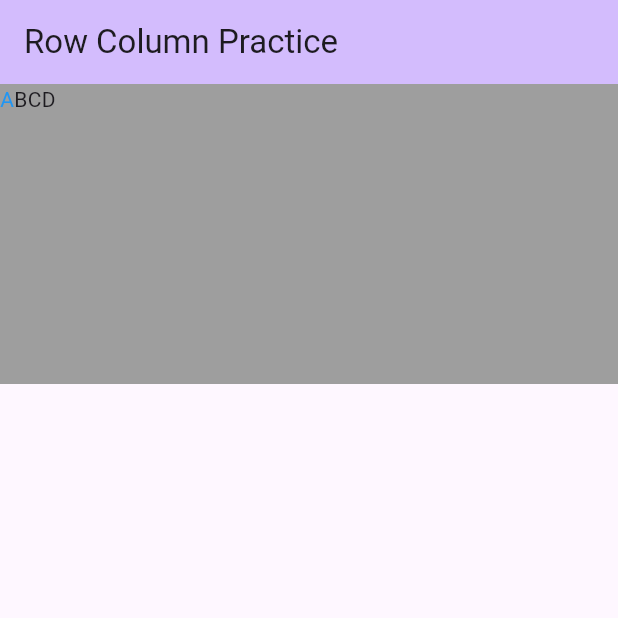
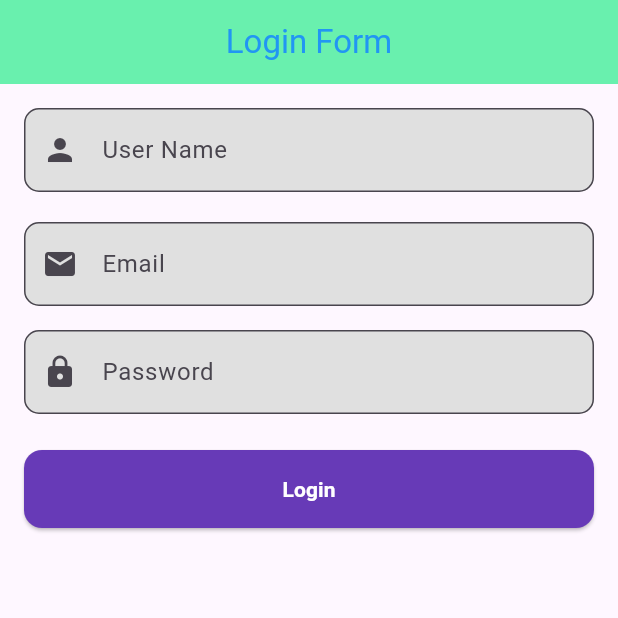
Before and after one commit to Babludhakad01/Flutter_widgets_learning, a Flutter app: the screen it shows after launch, on a phone screen of 412 x 824 dp, the top half of it. Run offline on Flutter 3.47's test engine with Material 3 defaults, Android fonts, the phone set to English and light mode, and no system bars.

Commit message:
TextField, TextFormField, Form

```diff
--- /dev/null
+++ b/lib/TextField, TextForm, Form/LoginPage.dart
@@ -0,0 +1,143 @@
+import 'package:flutter/material.dart';
+
+class LoginPage extends StatelessWidget {
+  //form ko identify & validate  krne ke liye
+  final _formKey = GlobalKey<FormState>();
+  final TextEditingController nameController = TextEditingController();
+  final TextEditingController emailController = TextEditingController();
+  final TextEditingController pwdController = TextEditingController();
+
+  LoginPage({super.key});
+
+  @override
+  Widget build(BuildContext context) {
+    return Scaffold(
+      appBar: AppBar(
+        title: const Text(
+          "Login Form",
+          style: TextStyle(fontSize: 22, color: Colors.blue),
+        ),
+        //AppBar ka title
+        centerTitle: true,
+        // title center
+        backgroundColor: Colors.greenAccent,
+      ),
+      body: Padding(
+        padding: const EdgeInsets.all(16),
+        child: Form(
+          key: _formKey, // form identify krne ke liye unique key
+          child: SingleChildScrollView(
+            child: Column(
+              crossAxisAlignment: CrossAxisAlignment.stretch,
+              children: [
+                // Name Field
+                // Text("Enter User Name :"),
+                TextFormField(
+                  controller: nameController,
+                  decoration: InputDecoration(
+                    border: OutlineInputBorder(
+                      borderRadius: BorderRadius.circular(10),
+                    ),
+                    labelText: "User Name",
+                    fillColor: Colors.grey[300],
+                    filled: true,
+                    hintText: "Enter your Full Name",
+                    prefixIcon: Icon(Icons.person),
+                  ),
+                  validator: (value) {
+                    if (value == null || value.isEmpty) {
+                      return "Please Enter your Name";
+                    }
+                    return null;
+                  },
+                ),
+
+                SizedBox(height: 20),
+
+                //Email Field
+                TextFormField(
+                  controller: emailController,
+                  keyboardType: TextInputType.emailAddress,
+                  decoration: InputDecoration(
+                    border: OutlineInputBorder(
+                      borderRadius: BorderRadius.circular(10),
+                    ),
+                    labelText: "Email",
+                    fillColor: Colors.grey[300],
+                    filled: true,
+                    hintText: "Enter your Email",
+                    prefixIcon: Icon(Icons.email),
+                  ),
+                  validator: (value) {
+                    if (value == null || value.isEmpty) {
+                      return "Please Enter your Email";
+                    } else if (!value.contains("@")) {
+                      return "email not valid !";
+                    }
+                    return null;
+                  },
+                ),
+                const SizedBox(height: 16),
+
+                //Password Field
+                TextFormField(
+                  controller: pwdController,
+                  obscureText: true,
+                  decoration: InputDecoration(
+                    border: OutlineInputBorder(
+                      borderSide: BorderSide(color: Colors.red, width: 2),
+                      borderRadius: BorderRadius.circular(10),
+                    ),
+
+                    labelText: "Password",
+
+                    fillColor: Colors.grey[300],
+                    filled: true,
+                    hintText: "Enter your Password",
+                    prefixIcon: Icon(Icons.lock),
+
+                  ), validator: (value){
+                    if(value==null || value.isEmpty){
+                      return "Enter password";
+                    } else if(value.length < 6){
+                      return "password length must be 6 character";
+                    }
+                    return null;
+                },
+
+                ),
+                const SizedBox(height: 24),
+
+                //Submit Button
+                ElevatedButton(
+                  style: ElevatedButton.styleFrom(
+                    backgroundColor: Colors.deepPurple,
+                    padding: const EdgeInsets.symmetric(vertical: 16),
+                     shape: RoundedRectangleBorder(
+                       borderRadius: BorderRadius.circular(12),
+                     )
+
+                  ),
+                  onPressed: (){
+                    // Form Validation Check
+                    if(_formKey.currentState!.validate()){
+                      // if validation right then run
+                      print("User Name ${nameController.text}");
+                      print("User Email ${emailController.text}");
+                      print("User password ${pwdController.text}");
+
+                      ScaffoldMessenger.of(context).showSnackBar(
+                        const SnackBar(content: Text("Login Successful !")),
+                      );
+
+                    }
+                  }, child: Text("Login", style: TextStyle(color: Colors.white, fontWeight: FontWeight.bold),),
+                )
+              ],
+            ),
+          ),
+        ),
+      ),
+    );
+  }
+}
--- a/lib/container_widgets/text.dart
+++ b/lib/container_widgets/text.dart
@@ -65,7 +65,7 @@ class _MyHomePageState extends State<TextPage> {
               padding: EdgeInsets.all(16),
               child: Text(
                 "This is a Simple Card - Bablu dhakad",
-                style: TextStyle(fontSize: 18, color: Colors.black),
+                style: TextStyle(fontSize: 18, color: Colors.black, fontWeight:FontWeight.w700),
               ),
             ),
           ),
--- a/lib/main.dart
+++ b/lib/main.dart
@@ -3,6 +3,9 @@ import 'package:flutter/material.dart';
 import './container_widgets/container.dart';
 import './container_widgets/text.dart';
 import './container_widgets/row_Columns.dart';
+import './TextField, TextForm, Form/textField.dart';
+import './TextField, TextForm, Form/textFormFiled.dart';
+import './TextField, TextForm, Form/LoginPage.dart';
 
 void main() {
   runApp(const MyApp());
@@ -21,8 +24,11 @@ class MyApp extends StatelessWidget {
       ),
       // home: const MyHomePage(title: 'Flutter Demo Home Page'),
       // home: const ContainerPage(title: 'Flutter Demo Home Page'),
-      // home: const TextPage(title: 'Flutter Text Demo Page'),
-      home: const RowPage(title: "Row Column Practice"),
+      //  home: const TextPage(title: 'Flutter Text Demo Page'),
+     // home: const RowPage(title: "Row Column Practice"),
+     //  home: const TextFieldPage(title: "Text Field Page"),
+     //  home: FormPage(),
+        home: LoginPage(),
       debugShowCheckedModeBanner: false,
     );
   }
```
Also changed, not shown: lib/TextField, TextForm, Form/textField.dart (added, +145 -0 lines), lib/TextField, TextForm, Form/textFormFiled.dart (added, +102 -0 lines).
